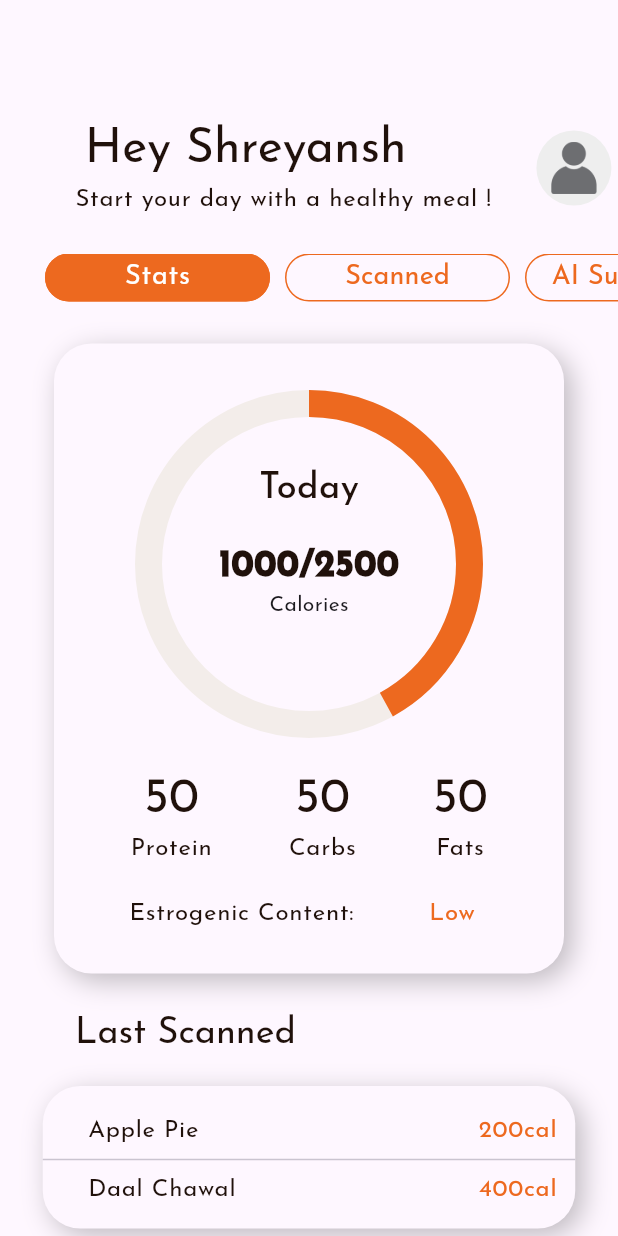
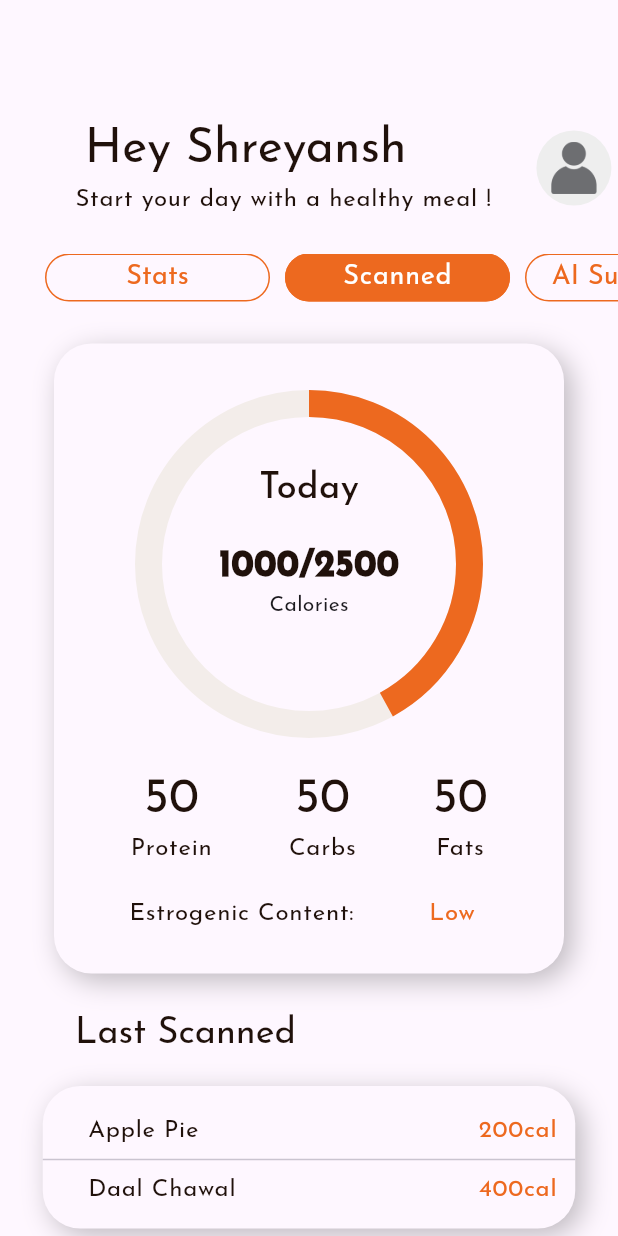
Before and after one commit to Shreyansh-Gangwar/app_web_v1, a Flutter app: the screen it shows after launch, after a tap on "Scanned", on a phone screen of 412 x 824 dp. Run offline on Flutter 3.47's test engine with Material 3 defaults, Android fonts, the phone set to English and light mode, and no system bars; our stand-ins replace firebase_core, google_fonts; accounts and stored records are empty.

Commit message:
[UI] Changing UI for home (28/3)

```diff
--- a/lib/pages/home_page.dart
+++ b/lib/pages/home_page.dart
@@ -4,11 +4,31 @@ import 'package:app_web_v1/widgets/container.dart';
 import 'package:app_web_v1/widgets/navbar.dart';
 import 'package:flutter/material.dart';
 
-class HomePage extends StatelessWidget {
+class HomePage extends StatefulWidget {
   const HomePage({super.key});
 
   @override
+  State<HomePage> createState() => _HomePageState();
+}
+
+class _HomePageState extends State<HomePage> {
+  int page =
+      1; // PAGE NUMBER FOR UPPER BAR 1. STATS 2. Scanned 3. AI Suggestion 4. Monthly Goal
+  bool statsPage = true;
+  bool scannedPage = false;
+  bool aiSuggestionPage = false;
+  bool monthlyGoalPage = false;
+  @override
   Widget build(BuildContext context) {
+    //=============================================== LOGIC ===================================================//
+    setState(() {
+      statsPage = page == 1;
+      scannedPage = page == 2;
+      aiSuggestionPage = page == 3;
+      monthlyGoalPage = page == 4;
+    });
+
+    //=============================================== UI ===================================================//
     return Scaffold(
       body: SingleChildScrollView(
         child: Column(
@@ -53,42 +73,79 @@ class HomePage extends StatelessWidget {
                   Button(
                     text: Text(
                       'Stats',
-                      style: Theme.of(context).textTheme.labelMedium,
+                      style:
+                          statsPage
+                              ? Theme.of(context).textTheme.labelMedium
+                              : Theme.of(context).textTheme.labelLarge,
                     ),
-                    color: AppColor.brand500,
+                    color: statsPage ? AppColor.brand500 : AppColor.bgcolor,
                     height: 32,
+                    onTap: () {
+                      setState(() {
+                        page = 1;
+                      });
+                    },
                   ),
                   SizedBox(width: 10),
                   Button(
                     text: Text(
                       'Scanned',
-                      style: Theme.of(context).textTheme.labelLarge,
+                      style:
+                          scannedPage
+                              ? Theme.of(context).textTheme.labelMedium
+                              : Theme.of(context).textTheme.labelLarge,
                     ),
-                    color: AppColor.bgcolor,
+                    color: scannedPage ? AppColor.brand500 : AppColor.bgcolor,
                     height: 32,
+                    onTap: () {
+                      setState(() {
+                        page = 2;
+                      });
+                    },
                   ),
                   SizedBox(width: 10),
                   Button(
                     text: Text(
                       'AI Suggestion',
-                      style: Theme.of(context).textTheme.labelLarge,
+                      style:
+                          aiSuggestionPage
+                              ? Theme.of(context).textTheme.labelMedium
+                              : Theme.of(context).textTheme.labelLarge,
                     ),
-                    color: AppColor.bgcolor,
+                    color:
+                        aiSuggestionPage ? AppColor.brand500 : AppColor.bgcolor,
                     height: 32,
+                    onTap: () {
+                      setState(() {
+                        page = 3;
+                      });
+                    },
                   ),
                   SizedBox(width: 10),
                   Button(
                     text: Text(
                       'Monthly Goal',
-                      style: Theme.of(context).textTheme.labelLarge,
+                      style:
+                          monthlyGoalPage
+                              ? Theme.of(context).textTheme.labelMedium
+                              : Theme.of(context).textTheme.labelLarge,
                     ),
-                    color: AppColor.bgcolor,
+                    color:
+                        monthlyGoalPage ? AppColor.brand500 : AppColor.bgcolor,
                     height: 32,
+                    onTap: () {
+                      setState(() {
+                        page = 4;
+                      });
+                    },
                   ),
                   SizedBox(width: 30),
                 ],
               ),
             ),
+            // ======================= UI FOR STATS PAGE ========================//
+            Column(
+              children: [
                 SizedBox(height: 28),
                 AppContainer(
                   height: 420,
@@ -131,7 +188,9 @@ class HomePage extends StatelessWidget {
                           SizedBox(height: 20),
                           Text(
                             '1000/2500', //CALORIES
-                        style: Theme.of(context).textTheme.titleLarge!.copyWith(
+                            style: Theme.of(
+                              context,
+                            ).textTheme.titleLarge!.copyWith(
                               fontSize: 24,
                               fontWeight: FontWeight.w900,
                             ),
@@ -145,11 +204,13 @@ class HomePage extends StatelessWidget {
                                 children: [
                                   Text(
                                     '50',
-                                style: Theme.of(context).textTheme.titleLarge,
+                                    style:
+                                        Theme.of(context).textTheme.titleLarge,
                                   ),
                                   Text(
                                     'Protein',
-                                style: Theme.of(context).textTheme.labelSmall,
+                                    style:
+                                        Theme.of(context).textTheme.labelSmall,
                                   ),
                                 ],
                               ),
@@ -157,11 +218,13 @@ class HomePage extends StatelessWidget {
                                 children: [
                                   Text(
                                     '50',
-                                style: Theme.of(context).textTheme.titleLarge,
+                                    style:
+                                        Theme.of(context).textTheme.titleLarge,
                                   ),
                                   Text(
                                     'Carbs',
-                                style: Theme.of(context).textTheme.labelSmall,
+                                    style:
+                                        Theme.of(context).textTheme.labelSmall,
                                   ),
                                 ],
                               ),
@@ -169,11 +232,13 @@ class HomePage extends StatelessWidget {
                                 children: [
                                   Text(
                                     '50',
-                                style: Theme.of(context).textTheme.titleLarge,
+                                    style:
+                                        Theme.of(context).textTheme.titleLarge,
                                   ),
                                   Text(
                                     'Fats',
-                                style: Theme.of(context).textTheme.labelSmall,
+                                    style:
+                                        Theme.of(context).textTheme.labelSmall,
                                   ),
                                 ],
                               ),
@@ -244,7 +309,9 @@ class HomePage extends StatelessWidget {
                                     child: Text(
                                       textAlign: TextAlign.end,
                                       '200cal', //CALORIES
-                                  style: Theme.of(context).textTheme.labelSmall!
+                                      style: Theme.of(context)
+                                          .textTheme
+                                          .labelSmall!
                                           .copyWith(color: AppColor.brand500),
                                     ),
                                   ),
@@ -265,7 +332,9 @@ class HomePage extends StatelessWidget {
                                     child: Text(
                                       textAlign: TextAlign.end,
                                       '400cal', //CALORIES
-                                  style: Theme.of(context).textTheme.labelSmall!
+                                      style: Theme.of(context)
+                                          .textTheme
+                                          .labelSmall!
                                           .copyWith(color: AppColor.brand500),
                                     ),
                                   ),
@@ -280,6 +349,8 @@ class HomePage extends StatelessWidget {
                 ),
               ],
             ),
+          ],
+        ),
       ),
     );
   }
--- a/lib/widgets/button.dart
+++ b/lib/widgets/button.dart
@@ -7,6 +7,7 @@ class Button extends StatelessWidget {
   final double? width;
   final double? radius;
   final Widget text;
+  final GestureTapCallback? onTap;
   const Button({
     super.key,
     this.color,
@@ -14,6 +15,7 @@ class Button extends StatelessWidget {
     this.width,
     required this.text,
     this.radius,
+    this.onTap,
   });
 
   @override
@@ -42,7 +44,7 @@ class Button extends StatelessWidget {
               ? BorderRadius.circular(radius as double)
               : BorderRadius.circular(25),
       child: InkWell(
-        onTap: () {},
+        onTap: onTap,
         child: Container(
           height: heightCheck ? height : 50,
           width: widthCheck ? width : 150,
```
Lines whose indentation alone changed are shown as unchanged.
